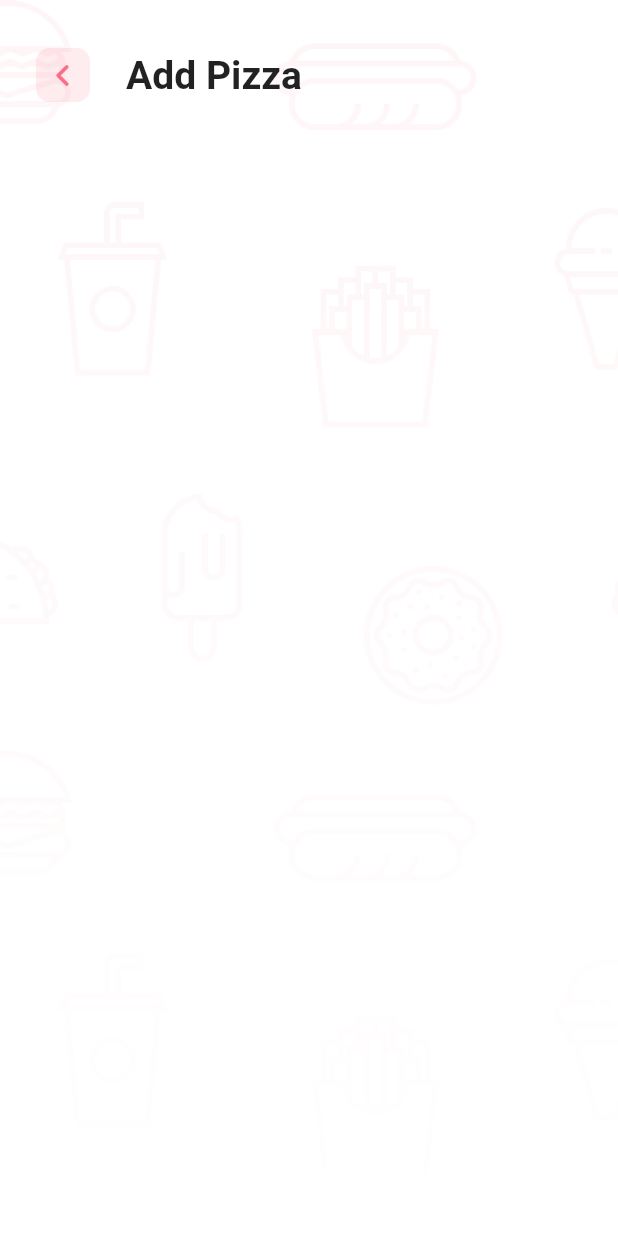
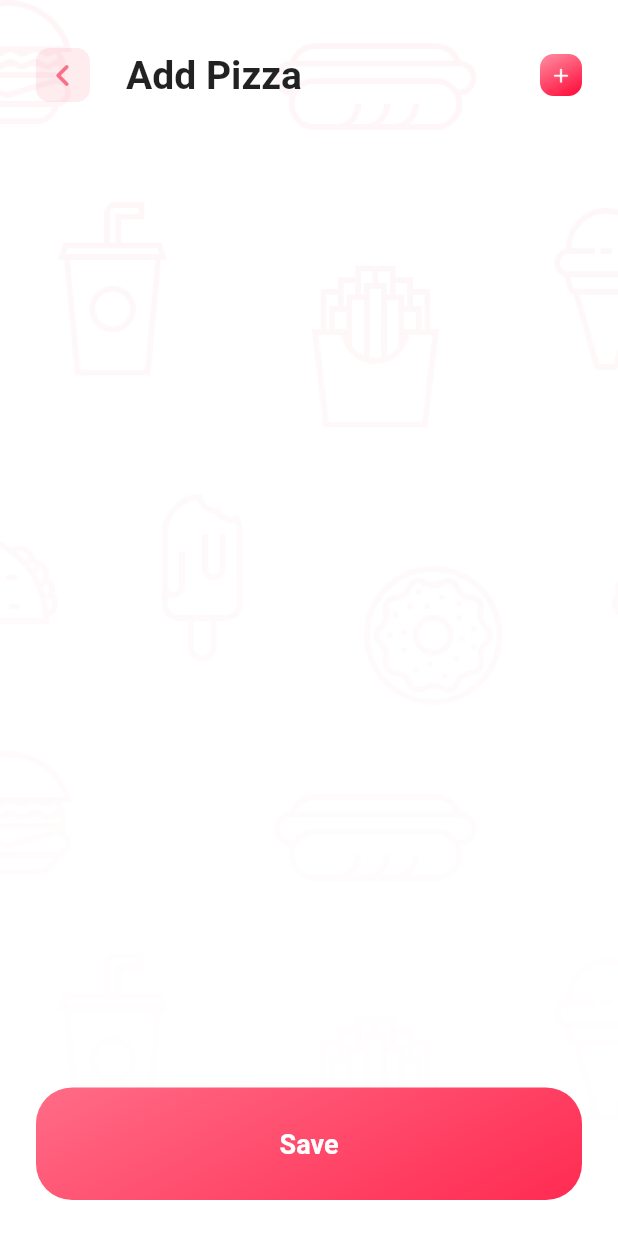
Before and after one commit to remakerich/sgmk_flutter_pizza, a Flutter app: the AddPizzaPage screen opened by its route, on a phone screen of 412 x 824 dp. Run offline on Flutter 3.47's test engine with Material 2 defaults, Android fonts, the phone set to English and light mode, and no system bars; our stand-ins replace badges, bloc, flutter_bloc, freezed_annotation, get_it, injectable; generated files the repository leaves out were written again.

Commit message:
setting up add pizza page

```diff
--- /dev/null
+++ b/lib/blocs/add_pizza/add_pizza_bloc.dart
@@ -0,0 +1,20 @@
+import 'package:bloc/bloc.dart';
+import 'package:freezed_annotation/freezed_annotation.dart';
+import 'package:injectable/injectable.dart';
+import 'package:sgmk_flutter_pizza/models/pizza.dart';
+
+part 'add_pizza_event.dart';
+part 'add_pizza_state.dart';
+part 'add_pizza_bloc.freezed.dart';
+
+@injectable
+class AddPizzaBloc extends Bloc<AddPizzaEvent, AddPizzaState> {
+  AddPizzaBloc() : super(const AddPizzaInitial()) {
+    on<AddPizzaStarted>(_started);
+  }
+
+  Future<void> _started(
+    AddPizzaStarted event,
+    Emitter<AddPizzaState> emit,
+  ) async {}
+}
--- /dev/null
+++ b/lib/blocs/add_pizza/add_pizza_event.dart
@@ -0,0 +1,14 @@
+part of 'add_pizza_bloc.dart';
+
+@freezed
+class AddPizzaEvent with _$AddPizzaEvent {
+  const factory AddPizzaEvent.started() = AddPizzaStarted;
+
+  const factory AddPizzaEvent.itemCreated() = AddPizzaItemCreated;
+
+  const factory AddPizzaEvent.subtracted(Pizza pizza) = AddPizzaSubtracted;
+
+  const factory AddPizzaEvent.added(Pizza pizza) = AddPizzaAdded;
+
+  const factory AddPizzaEvent.stockUpdated() = AddPizzaItemStockUpdated;
+}
--- /dev/null
+++ b/lib/blocs/add_pizza/add_pizza_state.dart
@@ -0,0 +1,6 @@
+part of 'add_pizza_bloc.dart';
+
+@freezed
+class AddPizzaState with _$AddPizzaState {
+  const factory AddPizzaState.initial() = AddPizzaInitial;
+}
--- a/lib/blocs/order_details/order_details_event.dart
+++ b/lib/blocs/order_details/order_details_event.dart
@@ -4,13 +4,9 @@ part of 'order_details_bloc.dart';
 class OrderDetailsEvent with _$OrderDetailsEvent {
   const factory OrderDetailsEvent.started() = OrderDetailsStarted;
 
-  const factory OrderDetailsEvent.subtracted({
-    required Pizza pizza,
-  }) = OrderDetailsSubtracted;
+  const factory OrderDetailsEvent.subtracted(Pizza pizza) = OrderDetailsSubtracted;
 
-  const factory OrderDetailsEvent.added({
-    required Pizza pizza,
-  }) = OrderDetailsAdded;
+  const factory OrderDetailsEvent.added(Pizza pizza) = OrderDetailsAdded;
 
   const factory OrderDetailsEvent.orderPlaced() = OrderDetailsOrderPlaced;
 }
--- a/lib/blocs/pizza_market/pizza_market_bloc.dart
+++ b/lib/blocs/pizza_market/pizza_market_bloc.dart
@@ -19,7 +19,7 @@ class PizzaMarketBloc extends Bloc<PizzaMarketEvent, PizzaMarketState> {
     PizzaMarketStarted event,
     Emitter<PizzaMarketState> emit,
   ) async {
-    emit(PizzaMarketSuccess(pizzaMarket: pizzaMarketItems));
+    emit(PizzaMarketSuccess(marketItems));
   }
 
   Future<void> _handlePicked(
@@ -27,9 +27,9 @@ class PizzaMarketBloc extends Bloc<PizzaMarketEvent, PizzaMarketState> {
     Emitter<PizzaMarketState> emit,
   ) async {
     emit(const PizzaMarketInitial());
-    pizzaMarketItems.removeWhere((pizza) => pizza.name == event.pizza.name);
+    marketItems.removeWhere((pizza) => pizza.name == event.pizza.name);
     myOrders.add(event.pizza);
 
-    emit(PizzaMarketSuccess(pizzaMarket: pizzaMarketItems));
+    emit(PizzaMarketSuccess(marketItems));
   }
 }
--- a/lib/blocs/pizza_market/pizza_market_event.dart
+++ b/lib/blocs/pizza_market/pizza_market_event.dart
@@ -4,7 +4,5 @@ part of 'pizza_market_bloc.dart';
 class PizzaMarketEvent with _$PizzaMarketEvent {
   const factory PizzaMarketEvent.started() = PizzaMarketStarted;
 
-  const factory PizzaMarketEvent.picked({
-    required Pizza pizza,
-  }) = PizzaMarketPicked;
+  const factory PizzaMarketEvent.picked(Pizza pizza) = PizzaMarketPicked;
 }
--- a/lib/blocs/pizza_market/pizza_market_state.dart
+++ b/lib/blocs/pizza_market/pizza_market_state.dart
@@ -4,7 +4,5 @@ part of 'pizza_market_bloc.dart';
 class PizzaMarketState with _$PizzaMarketState {
   const factory PizzaMarketState.initial() = PizzaMarketInitial;
 
-  const factory PizzaMarketState.success({
-    required List<Pizza> pizzaMarket,
-  }) = PizzaMarketSuccess;
+  const factory PizzaMarketState.success(List<Pizza> items) = PizzaMarketSuccess;
 }
--- a/lib/main.dart
+++ b/lib/main.dart
@@ -1,5 +1,6 @@
 import 'package:flutter/material.dart';
 import 'package:flutter_bloc/flutter_bloc.dart';
+import 'package:sgmk_flutter_pizza/blocs/add_pizza/add_pizza_bloc.dart';
 import 'package:sgmk_flutter_pizza/blocs/order_details/order_details_bloc.dart';
 import 'package:sgmk_flutter_pizza/blocs/pizza_market/pizza_market_bloc.dart';
 import 'package:sgmk_flutter_pizza/injection/injection.dart';
@@ -22,6 +23,9 @@ class MyApp extends StatelessWidget {
         ),
         BlocProvider(
           create: (_) => getIt<OrderDetailsBloc>()..add(const OrderDetailsStarted()),
+        ),
+        BlocProvider(
+          create: (_) => getIt<AddPizzaBloc>()..add(const AddPizzaStarted()),
         ),
       ],
       child: MultiBlocListener(
--- a/lib/pages/add_pizza_page.dart
+++ b/lib/pages/add_pizza_page.dart
@@ -1,4 +1,6 @@
 import 'package:flutter/material.dart';
+import 'package:sgmk_flutter_pizza/utils/ui.dart';
+import 'package:sgmk_flutter_pizza/widgets/add_remove_buttons.dart';
 import 'package:sgmk_flutter_pizza/widgets/pizza_app_bar.dart';
 import 'package:sgmk_flutter_pizza/widgets/pizza_scaffold.dart';
 
@@ -9,11 +11,42 @@ class AddPizzaPage extends StatelessWidget {
 
   @override
   Widget build(BuildContext context) {
-    return const PizzaScaffold(
+    return PizzaScaffold(
       appBar: PizzaAppBar(
         title: 'Add Pizza',
+        actionButtons: AddButton(
+          onTap: () {},
+        ),
       ),
-      body: SizedBox(),
+      body: Column(
+        children: [
+          Expanded(
+            child: SizedBox(),
+          ),
+          GestureDetector(
+            onTap: () {},
+            child: Container(
+              margin: const EdgeInsets.fromLTRB(24, 0, 24, 24),
+              padding: const EdgeInsets.all(24),
+              alignment: Alignment.center,
+              height: 75,
+              width: double.maxFinite,
+              decoration: BoxDecoration(
+                borderRadius: BorderRadius.circular(24),
+                gradient: PizzaColors.pinkGradient,
+              ),
+              child: const Text(
+                'Save',
+                style: TextStyle(
+                  fontWeight: FontWeight.w700,
+                  fontSize: 18,
+                  color: Colors.white,
+                ),
+              ),
+            ),
+          ),
+        ],
+      ),
     );
   }
 }
--- a/lib/pages/pizza_market_page.dart
+++ b/lib/pages/pizza_market_page.dart
@@ -50,11 +50,7 @@ class _PizzaMarketItem extends StatelessWidget {
   @override
   Widget build(BuildContext context) {
     return GestureDetector(
-      onTap: () => context.read<PizzaMarketBloc>().add(
-            PizzaMarketPicked(
-              pizza: pizza,
-            ),
-          ),
+      onTap: () => context.read<PizzaMarketBloc>().add(PizzaMarketPicked(pizza)),
       child: Container(
         margin: const EdgeInsets.symmetric(vertical: 16, horizontal: 24),
         padding: const EdgeInsets.fromLTRB(12, 12, 32, 12),
--- a/lib/utils/pizza_stock.dart
+++ b/lib/utils/pizza_stock.dart
@@ -1,7 +1,7 @@
 import 'package:sgmk_flutter_pizza/models/pizza.dart';
 import 'package:sgmk_flutter_pizza/utils/ui.dart';
 
-List<Pizza> pizzaStock = [
+List<Pizza> stock = [
   const Pizza(
     name: 'Original',
     assetPicture: PizzaAssets.originalPizzaPicture,
@@ -34,10 +34,12 @@ List<Pizza> pizzaStock = [
   ),
 ];
 
-List<Pizza> pizzaMarketItems = [
-  ...pizzaStock.map(
+List<Pizza> marketItems = [
+  ...stock.map(
     (pizza) => pizza.copyWith(quantity: 0),
   ),
 ];
 
 List<Pizza> myOrders = [];
+
+List<Pizza> addedItems = [];
--- /dev/null
+++ b/lib/widgets/add_remove_buttons.dart
@@ -0,0 +1,60 @@
+import 'package:flutter/material.dart';
+import 'package:sgmk_flutter_pizza/utils/ui.dart';
+
+class AddButton extends StatelessWidget {
+  const AddButton({
+    Key? key,
+    required this.onTap,
+  }) : super(key: key);
+
+  final VoidCallback? onTap;
+
+  @override
+  Widget build(BuildContext context) {
+    return GestureDetector(
+      onTap: onTap,
+      child: Container(
+        alignment: Alignment.center,
+        height: 28,
+        width: 28,
+        decoration: BoxDecoration(
+          borderRadius: BorderRadius.circular(9),
+          gradient: PizzaColors.pinkGradient,
+        ),
+        child: Image.asset(
+          PizzaAssets.plusIcon,
+          width: 16,
+        ),
+      ),
+    );
+  }
+}
+
+class RemoveButton extends StatelessWidget {
+  const RemoveButton({
+    Key? key,
+    required this.onTap,
+  }) : super(key: key);
+
+  final VoidCallback? onTap;
+
+  @override
+  Widget build(BuildContext context) {
+    return GestureDetector(
+      onTap: onTap,
+      child: Container(
+        alignment: Alignment.center,
+        height: 28,
+        width: 28,
+        decoration: BoxDecoration(
+          borderRadius: BorderRadius.circular(9),
+          color: PizzaColors.minusButton,
+        ),
+        child: Image.asset(
+          PizzaAssets.minusIcon,
+          width: 16,
+        ),
+      ),
+    );
+  }
+}
--- a/lib/widgets/pizza_app_bar.dart
+++ b/lib/widgets/pizza_app_bar.dart
@@ -11,9 +11,11 @@ class PizzaAppBar extends StatelessWidget {
   const PizzaAppBar({
     Key? key,
     required this.title,
+    this.actionButtons = const SizedBox(),
   }) : super(key: key);
 
   final String title;
+  final Widget actionButtons;
 
   @override
   Widget build(BuildContext context) {
@@ -56,7 +58,8 @@ class PizzaAppBar extends StatelessWidget {
                 ),
               ),
               if (firstInStack)
-                Builder(builder: (context) {
+                Builder(
+                  builder: (context) {
                     context.watch<PizzaMarketBloc>();
                     final pizzaMarketBlocState = context.watch<OrderDetailsBloc>().state;
 
@@ -95,8 +98,9 @@ class PizzaAppBar extends StatelessWidget {
                         ),
                       ),
                     );
-                }),
-              const SizedBox(width: 50),
+                  },
+                ),
+              if (firstInStack) const SizedBox(width: 50),
               if (firstInStack)
                 GestureDetector(
                   onTap: () => Navigator.of(context).pushNamed(AddPizzaPage.routeName),
@@ -107,7 +111,8 @@ class PizzaAppBar extends StatelessWidget {
                       PizzaAssets.adminIcon,
                     ),
                   ),
-                )
+                ),
+              if (!firstInStack) actionButtons,
             ],
           ),
         ),
```
Also changed, not shown: lib/pages/order_details_page.dart (+5 -30 lines), lib/services/pizza_order_service.dart (+7 -7 lines), lib/widgets/pizza_scaffold.dart (+0 -7 lines). Lines whose indentation alone changed are shown as unchanged.
